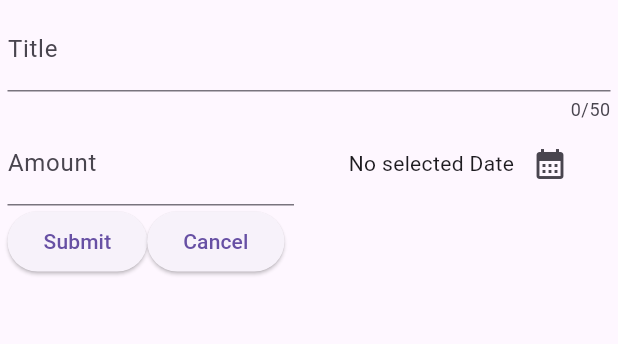
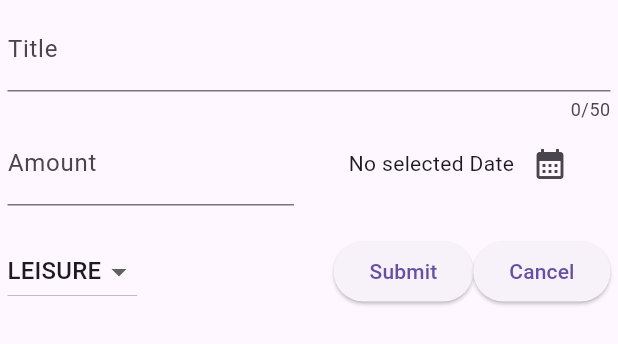
Before and after one commit to shubh-37/expense-tracker, a Flutter app: the CreateNewExpense widget shown alone on an empty page, opened directly, on a phone screen of 412 x 824 dp. Shown: the top 344 px of the screen. Run offline on Flutter 3.47's test engine with Material 3 defaults, Android fonts, the phone set to English and light mode, and no system bars.

Commit message:
added dropdown to select category of expense

```diff
--- a/lib/widgets/create_new_expense.dart
+++ b/lib/widgets/create_new_expense.dart
@@ -16,6 +16,8 @@ class _CreateNewState extends State<CreateNewExpense> {
   DateTime? _selectedDate;
   final _titleController = TextEditingController();
   final _amountController = TextEditingController();
+  Category _selectedCategory = Category.leisure;
+
   @override
   void dispose() {
     _amountController.dispose();
@@ -72,8 +74,28 @@ class _CreateNewState extends State<CreateNewExpense> {
               ))
             ],
           ),
+          const SizedBox(
+            height: 20,
+          ),
           Row(
             children: [
+              DropdownButton(
+                  value: _selectedCategory,
+                  items: Category.values
+                      .map((category) => DropdownMenuItem(
+                            value: category,
+                            child: Text(category.name.toUpperCase()),
+                          ))
+                      .toList(),
+                  onChanged: (value) {
+                    if (value == null) {
+                      return;
+                    }
+                    setState(() {
+                      _selectedCategory = value;
+                    });
+                  }),
+              const Spacer(),
               ElevatedButton(
                   onPressed: () {
                     print(_titleController.text);
```
